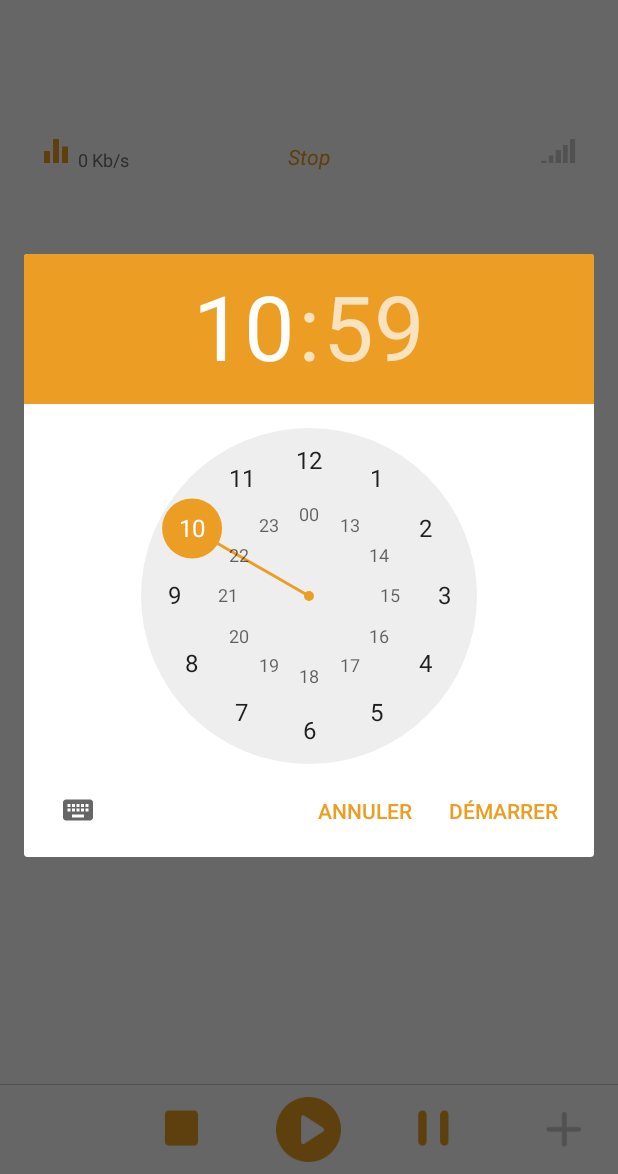
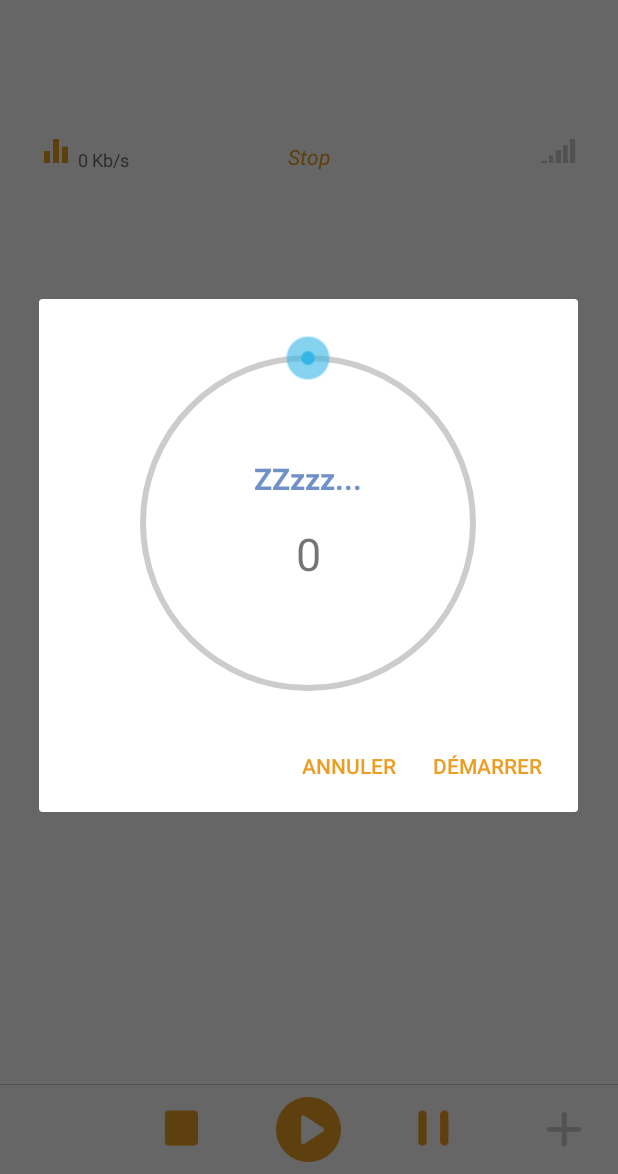
Before and after one commit to Im7an/Radio2, an Android app: the screen it shows after launch (MainActivity), after a tap on "Timer", on a phone screen of 412 x 824 dp, the part 62-1236 px from its top. Run offline under Robolectric (Android 15) with nearby library versions, the phone set to English and light mode, and no system bars.

Commit message:
sleep timer

```diff
--- /dev/null
+++ b/app/src/main/java/org/oucho/radio2/utils/SeekArc.java
@@ -0,0 +1,364 @@
+package org.oucho.radio2.utils;
+
+import android.content.Context;
+import android.content.res.Resources;
+import android.content.res.TypedArray;
+import android.graphics.Canvas;
+import android.graphics.Paint;
+import android.graphics.RectF;
+import android.graphics.drawable.Drawable;
+import android.support.v4.content.ContextCompat;
+import android.util.AttributeSet;
+import android.util.Log;
+import android.view.MotionEvent;
+import android.view.View;
+
+import org.oucho.radio2.R;
+
+
+public class SeekArc extends View {
+
+	private static final String TAG = SeekArc.class.getSimpleName();
+	private static final int INVALID_PROGRESS_VALUE = -1;
+
+    private Drawable mThumb;
+
+	private int mMax = 100;
+	private int mProgress = 0;
+	private int mProgressWidth = 4;
+	private int mArcWidth = 2;
+	private int mStartAngle = 0;
+	private int mSweepAngle = 360;
+	private int mRotation = 0;
+
+	private boolean mRoundedEdges = false;
+	private boolean mTouchInside = true;
+	private boolean mClockwise = true;
+	private boolean mEnabled = true;
+
+	private int mArcRadius = 0;
+	private float mProgressSweep = 0;
+	private final RectF mArcRect = new RectF();
+	private Paint mArcPaint;
+	private Paint mProgressPaint;
+	private int mTranslateX;
+	private int mTranslateY;
+	private int mThumbXPos;
+	private int mThumbYPos;
+    private float mTouchIgnoreRadius;
+	private OnSeekArcChangeListener mOnSeekArcChangeListener;
+
+	public interface OnSeekArcChangeListener {
+
+		void onProgressChanged(SeekArc seekArc, int progress, boolean fromUser);
+
+		void onStartTrackingTouch(SeekArc seekArc);
+
+		void onStopTrackingTouch(SeekArc seekArc);
+	}
+
+	public SeekArc(Context context) {
+		super(context);
+		init(context, null, 0);
+	}
+
+	public SeekArc(Context context, AttributeSet attrs) {
+		super(context, attrs);
+		init(context, attrs, R.attr.seekArcStyle);
+	}
+
+	public SeekArc(Context context, AttributeSet attrs, int defStyle) {
+		super(context, attrs, defStyle);
+		init(context, attrs, defStyle);
+	}
+
+	private void init(Context context, AttributeSet attrs, int defStyle) {
+
+		Log.d(TAG, "Initialising SeekArc");
+		final Resources res = getResources();
+		float density = context.getResources().getDisplayMetrics().density;
+
+		int arcColor = ContextCompat.getColor(context, R.color.appwidget_bg);
+		int progressColor = ContextCompat.getColor(context, R.color.colorAccent);
+		int thumbHalfheight = 0;
+		int thumbHalfWidth = 0;
+		mThumb = ContextCompat.getDrawable(context, R.drawable.seek_arc_control_selector);
+
+		mProgressWidth = (int) (mProgressWidth * density);
+
+
+		if (attrs != null) {
+
+			final TypedArray a = context.obtainStyledAttributes(attrs, R.styleable.SeekArc, defStyle, 0);
+
+			Drawable thumb = a.getDrawable(R.styleable.SeekArc_thumb);
+			if (thumb != null) {
+				mThumb = thumb;
+			}
+
+
+			thumbHalfheight = (int) mThumb.getIntrinsicHeight() / 2;
+			thumbHalfWidth = (int) mThumb.getIntrinsicWidth() / 2;
+			mThumb.setBounds(-thumbHalfWidth, -thumbHalfheight, thumbHalfWidth, thumbHalfheight);
+
+			mMax = a.getInteger(R.styleable.SeekArc_max, mMax);
+			mProgress = a.getInteger(R.styleable.SeekArc_progress, mProgress);
+			mProgressWidth = (int) a.getDimension(R.styleable.SeekArc_progressWidth, mProgressWidth);
+			mArcWidth = (int) a.getDimension(R.styleable.SeekArc_arcWidth, mArcWidth);
+			mStartAngle = a.getInt(R.styleable.SeekArc_startAngle, mStartAngle);
+			mSweepAngle = a.getInt(R.styleable.SeekArc_sweepAngle, mSweepAngle);
+			mRotation = a.getInt(R.styleable.SeekArc_rotation, mRotation);
+			mRoundedEdges = a.getBoolean(R.styleable.SeekArc_roundEdges, mRoundedEdges);
+			mTouchInside = a.getBoolean(R.styleable.SeekArc_touchInside, mTouchInside);
+			mClockwise = a.getBoolean(R.styleable.SeekArc_clockwise, mClockwise);
+			mEnabled = a.getBoolean(R.styleable.SeekArc_enabled, mEnabled);
+
+			arcColor = a.getColor(R.styleable.SeekArc_arcColor, arcColor);
+			progressColor = a.getColor(R.styleable.SeekArc_progressColor, progressColor);
+
+			a.recycle();
+		}
+
+		mProgress = (mProgress > mMax) ? mMax : mProgress;
+		mProgress = (mProgress < 0) ? 0 : mProgress;
+
+		mSweepAngle = (mSweepAngle > 360) ? 360 : mSweepAngle;
+		mSweepAngle = (mSweepAngle < 0) ? 0 : mSweepAngle;
+
+		mProgressSweep = (float) mProgress / mMax * mSweepAngle;
+
+		mStartAngle = (mStartAngle > 360) ? 0 : mStartAngle;
+		mStartAngle = (mStartAngle < 0) ? 0 : mStartAngle;
+
+		mArcPaint = new Paint();
+		mArcPaint.setColor(arcColor);
+		mArcPaint.setAntiAlias(true);
+		mArcPaint.setStyle(Paint.Style.STROKE);
+		mArcPaint.setStrokeWidth(mArcWidth);
+
+		mProgressPaint = new Paint();
+		mProgressPaint.setColor(progressColor);
+		mProgressPaint.setAntiAlias(true);
+		mProgressPaint.setStyle(Paint.Style.STROKE);
+		mProgressPaint.setStrokeWidth(mProgressWidth);
+
+		if (mRoundedEdges) {
+			mArcPaint.setStrokeCap(Paint.Cap.ROUND);
+			mProgressPaint.setStrokeCap(Paint.Cap.ROUND);
+		}
+	}
+
+	@Override
+	protected void onDraw(Canvas canvas) {
+		if(!mClockwise) {
+			canvas.scale(-1, 1, mArcRect.centerX(), mArcRect.centerY() );
+		}
+
+        int mAngleOffset = -90;
+        final int arcStart = mStartAngle + mAngleOffset + mRotation;
+		final int arcSweep = mSweepAngle;
+		canvas.drawArc(mArcRect, arcStart, arcSweep, false, mArcPaint);
+		canvas.drawArc(mArcRect, arcStart, mProgressSweep, false, mProgressPaint);
+
+		if(mEnabled) {
+
+			canvas.translate(mTranslateX - mThumbXPos, mTranslateY - mThumbYPos);
+			mThumb.draw(canvas);
+		}
+	}
+
+
+	@Override
+	protected void onMeasure(int widthMeasureSpec, int heightMeasureSpec) {
+
+		final int height = getDefaultSize(getSuggestedMinimumHeight(), heightMeasureSpec);
+		final int width = getDefaultSize(getSuggestedMinimumWidth(), widthMeasureSpec);
+		final int min = Math.min(width, height);
+		float top = 0;
+		float left = 0;
+		int arcDiameter = 0;
+
+		mTranslateX = (int) (width * 0.5f);
+		mTranslateY = (int) (height * 0.5f);
+
+		arcDiameter = min - getPaddingLeft();
+		mArcRadius = arcDiameter / 2;
+		top = height / 2 - (arcDiameter / 2);
+		left = width / 2 - (arcDiameter / 2);
+		mArcRect.set(left, top, left + arcDiameter, top + arcDiameter);
+
+		int arcStart = (int)mProgressSweep + mStartAngle  + mRotation + 90;
+		mThumbXPos = (int) (mArcRadius * Math.cos(Math.toRadians(arcStart)));
+		mThumbYPos = (int) (mArcRadius * Math.sin(Math.toRadians(arcStart)));
+
+		setTouchInSide(mTouchInside);
+		super.onMeasure(widthMeasureSpec, heightMeasureSpec);
+	}
+
+	@Override
+	public boolean onTouchEvent(MotionEvent event) {
+		if (mEnabled) {
+			this.getParent().requestDisallowInterceptTouchEvent(true);
+
+			switch (event.getAction()) {
+				case MotionEvent.ACTION_DOWN:
+					onStartTrackingTouch();
+					updateOnTouch(event);
+					break;
+
+				case MotionEvent.ACTION_MOVE:
+					updateOnTouch(event);
+					break;
+
+				case MotionEvent.ACTION_UP:
+					onStopTrackingTouch();
+					setPressed(false);
+					this.getParent().requestDisallowInterceptTouchEvent(false);
+					break;
+
+				case MotionEvent.ACTION_CANCEL:
+					onStopTrackingTouch();
+					setPressed(false);
+					this.getParent().requestDisallowInterceptTouchEvent(false);
+					break;
+
+				default:
+					break;
+			}
+			return true;
+		}
+		return false;
+	}
+
+	@Override
+	protected void drawableStateChanged() {
+		super.drawableStateChanged();
+		if (mThumb != null && mThumb.isStateful()) {
+			int[] state = getDrawableState();
+			mThumb.setState(state);
+		}
+		invalidate();
+	}
+
+	private void onStartTrackingTouch() {
+		if (mOnSeekArcChangeListener != null) {
+			mOnSeekArcChangeListener.onStartTrackingTouch(this);
+		}
+	}
+
+	private void onStopTrackingTouch() {
+		if (mOnSeekArcChangeListener != null) {
+			mOnSeekArcChangeListener.onStopTrackingTouch(this);
+		}
+	}
+
+	private void updateOnTouch(MotionEvent event) {
+		boolean ignoreTouch = ignoreTouch(event.getX(), event.getY());
+		if (ignoreTouch) {
+			return;
+		}
+		setPressed(true);
+        double mTouchAngle = getTouchDegrees(event.getX(), event.getY());
+		int progress = getProgressForAngle(mTouchAngle);
+		onProgressRefresh(progress, true);
+	}
+
+	private boolean ignoreTouch(float xPos, float yPos) {
+		boolean ignore = false;
+		float x = xPos - mTranslateX;
+		float y = yPos - mTranslateY;
+
+		float touchRadius = (float) Math.sqrt(((x * x) + (y * y)));
+		if (touchRadius < mTouchIgnoreRadius) {
+			ignore = true;
+		}
+		return ignore;
+	}
+
+	private double getTouchDegrees(float xPos, float yPos) {
+		float x = xPos - mTranslateX;
+		float y = yPos - mTranslateY;
+		//invert the x-coord if we are rotating anti-clockwise
+		x= (mClockwise) ? x:-x;
+		// convert to arc Angle
+		double angle = Math.toDegrees(Math.atan2(y, x) + (Math.PI / 2)
+				- Math.toRadians(mRotation));
+		if (angle < 0) {
+			angle = 360 + angle;
+		}
+		angle -= mStartAngle;
+		return angle;
+	}
+
+	private int getProgressForAngle(double angle) {
+		int touchProgress = (int) Math.round(valuePerDegree() * angle);
+
+		touchProgress = (touchProgress < 0) ? INVALID_PROGRESS_VALUE : touchProgress;
+		touchProgress = (touchProgress > mMax) ? INVALID_PROGRESS_VALUE : touchProgress;
+		return touchProgress;
+	}
+
+	private float valuePerDegree() {
+		return (float) mMax / mSweepAngle;
+	}
+
+	private void onProgressRefresh(int progress, boolean fromUser) {
+		updateProgress(progress, fromUser);
+	}
+
+	private void updateThumbPosition() {
+		int thumbAngle = (int) (mStartAngle + mProgressSweep + mRotation + 90);
+		mThumbXPos = (int) (mArcRadius * Math.cos(Math.toRadians(thumbAngle)));
+		mThumbYPos = (int) (mArcRadius * Math.sin(Math.toRadians(thumbAngle)));
+	}
+
+	private void updateProgress(int progress, boolean fromUser) {
+
+		if (progress == INVALID_PROGRESS_VALUE) {
+			return;
+		}
+
+		progress = (progress > mMax) ? mMax : progress;
+		progress = (progress < 0) ? 0 : progress;
+		mProgress = progress;
+
+		if (mOnSeekArcChangeListener != null) {
+			mOnSeekArcChangeListener.onProgressChanged(this, progress, fromUser);
+		}
+
+		mProgressSweep = (float) progress / mMax * mSweepAngle;
+
+		updateThumbPosition();
+
+		invalidate();
+	}
+
+	public void setOnSeekArcChangeListener(OnSeekArcChangeListener l) {
+		mOnSeekArcChangeListener = l;
+	}
+
+    public int getProgress() {
+		return mProgress;
+	}
+
+    private void setTouchInSide(boolean isEnabled) {
+		int thumbHalfheight = (int) mThumb.getIntrinsicHeight() / 2;
+		int thumbHalfWidth = (int) mThumb.getIntrinsicWidth() / 2;
+		mTouchInside = isEnabled;
+		if (mTouchInside) {
+			mTouchIgnoreRadius = (float) mArcRadius / 4;
+		} else {
+
+			mTouchIgnoreRadius = mArcRadius - Math.min(thumbHalfWidth, thumbHalfheight);
+		}
+	}
+
+    public boolean isEnabled() {
+		return mEnabled;
+	}
+
+	public void setEnabled(boolean enabled) {
+		this.mEnabled = enabled;
+	}
+
+}
--- /dev/null
+++ b/app/src/main/res/drawable/seek_arc_control_selector.xml
@@ -0,0 +1,31 @@
+<!--
+  The MIT License (MIT)
+
+  Copyright (c) 2013 Triggertrap Ltd
+  Author Neil Davies
+
+  Permission is hereby granted, free of charge, to any person obtaining a copy of
+  this software and associated documentation files (the "Software"), to deal in
+  the Software without restriction, including without limitation the rights to
+  use, copy, modify, merge, publish, distribute, sublicense, and/or sell copies of
+  the Software, and to permit persons to whom the Software is furnished to do so,
+  subject to the following conditions:
+
+  The above copyright notice and this permission notice shall be included in all
+  copies or substantial portions of the Software.
+
+  THE SOFTWARE IS PROVIDED "AS IS", WITHOUT WARRANTY OF ANY KIND, EXPRESS OR
+  IMPLIED, INCLUDING BUT NOT LIMITED TO THE WARRANTIES OF MERCHANTABILITY, FITNESS
+  FOR A PARTICULAR PURPOSE AND NONINFRINGEMENT. IN NO EVENT SHALL THE AUTHORS OR
+  COPYRIGHT HOLDERS BE LIABLE FOR ANY CLAIM, DAMAGES OR OTHER LIABILITY, WHETHER
+  IN AN ACTION OF CONTRACT, TORT OR OTHERWISE, ARISING FROM, OUT OF OR IN
+  CONNECTION WITH THE SOFTWARE OR THE USE OR OTHER DEALINGS IN THE SOFTWARE.
+-->
+<selector xmlns:android="http://schemas.android.com/apk/res/android">
+
+    <item android:drawable="@drawable/scrubber_control_disabled_holo" android:state_enabled="false"/>
+    <item android:drawable="@drawable/scrubber_control_pressed_holo" android:state_pressed="true"/>
+    <item android:drawable="@drawable/scrubber_control_focused_holo" android:state_selected="true"/>
+    <item android:drawable="@drawable/scrubber_control_normal_holo"/>
+
+</selector>
--- a/app/src/main/res/layout/content_main.xml
+++ b/app/src/main/res/layout/content_main.xml
@@ -62,26 +62,16 @@
         android:layout_centerHorizontal="true"
         tools:ignore="HardcodedText" />
 
-    <ImageView
-        android:id="@+id/icon_time"
-        android:layout_width="12dp"
-        android:layout_height="12dp"
-        android:src="@drawable/ic_sleep_timer"
-        android:tint="@color/secondary_text"
-        android:layout_marginTop="84dp"
-        android:layout_marginRight="119dp"
-        android:layout_alignParentRight="true"
-        android:visibility="invisible"/>
-
     <TextView
         android:id="@+id/time_ecran"
         android:layout_height="wrap_content"
         android:layout_width="wrap_content"
         android:textSize="12sp"
-        android:textColor="@color/secondary_text"
+        android:textColor="@color/zzz"
+        android:text="00:00"
         android:layout_marginTop="83dp"
         android:layout_alignParentRight="true"
-        android:layout_marginRight="78dp"
+        android:layout_marginRight="80dp"
         android:visibility="invisible"/>
 
     <ImageView
--- a/app/src/main/res/layout/date_picker_dialog.xml
+++ b/app/src/main/res/layout/date_picker_dialog.xml
@@ -1,12 +1,48 @@
 <?xml version="1.0" encoding="utf-8"?>
-<LinearLayout xmlns:android="http://schemas.android.com/apk/res/android"
-    android:orientation="vertical"
-    android:layout_width="match_parent"
-    android:layout_height="match_parent">
+    <FrameLayout xmlns:android="http://schemas.android.com/apk/res/android"
+        xmlns:seekarc="http://schemas.android.com/apk/res-auto"
+        android:orientation="vertical"
+        android:id="@+id/seekArcContainer"
+        android:layout_width="match_parent"
+        android:layout_height="match_parent"
+        android:layout_weight="1" >
 
-    <TimePicker
-        android:id="@+id/time_picker"
-        android:layout_width="fill_parent"
-        android:layout_height="wrap_content"/>
+        <org.oucho.radio2.utils.SeekArc
+            android:id="@+id/seekArc"
+            android:layout_width="250dp"
+            android:layout_height="250dp"
+            android:layout_marginTop="20dp"
+            android:layout_marginBottom="10dp"
+            android:layout_gravity="center"
+            android:padding="30dp"
+            seekarc:arcColor="@color/appwidget_bg"
+            seekarc:clockwise="true"
+            seekarc:max="60"
+            seekarc:progressColor="@color/timer"
+            seekarc:rotation="0"
+            seekarc:sweepAngle="360"
+            seekarc:thumb="@drawable/seek_arc_control_selector"
+            seekarc:touchInside="true"
+            seekarc:arcWidth="4dp"
+            seekarc:progressWidth="8dp"/>
 
-</LinearLayout>
+    <TextView
+        android:id="@+id/zzz"
+        android:layout_width="wrap_content"
+        android:layout_height="wrap_content"
+        android:layout_marginTop="-20dp"
+        android:layout_gravity="center"
+        android:text="ZZzzz..."
+        android:textColor="@color/zzz"
+        android:textSize="20sp"
+        android:textStyle="bold"/>
+
+        <TextView
+            android:id="@+id/seekArcProgress"
+            android:layout_width="wrap_content"
+            android:layout_height="wrap_content"
+            android:layout_marginTop="30dp"
+            android:layout_gravity="center"
+            android:text="0"
+            android:textSize="30sp" />
+    </FrameLayout>
--- a/app/src/main/res/values/colors.xml
+++ b/app/src/main/res/values/colors.xml
@@ -16,8 +16,11 @@
 
     <color name="transparent">#00000000</color>
 
-
     <color name="white">#ffffff</color>
     <color name="white_10">#89ffffff</color>
 
+    <color name="timer">#003674</color>
+    <color name="zzz">#980d47a1</color>
+
+
 </resources>
--- a/app/src/main/res/values/strings.xml
+++ b/app/src/main/res/values/strings.xml
@@ -55,7 +55,7 @@
 
 
     <!-- Timer -->
-    <string name="timer_info" formatted="false" tools:ignore="StringFormatInvalid">%02d:%02d:%02d</string>
+    <string name="timer_info" formatted="false" tools:ignore="StringFormatInvalid">%02d:%02d</string>
     <string name="start">démarrer</string>
     <string name="cancel">annuler</string>
     <string name="continuer">continuer</string>
```
Also changed, not shown: app/src/main/java/org/oucho/radio2/MainActivity.java (+68 -41 lines), app/src/main/res/values/attrs.xml (added, +48 -0 lines), app/src/main/res/drawable-xhdpi/scrubber_control_disabled_holo.png (added), app/src/main/res/drawable-xhdpi/scrubber_control_focused_holo.png (added), app/src/main/res/drawable-xhdpi/scrubber_control_normal_holo.png (added), app/src/main/res/drawable-xhdpi/scrubber_control_pressed_holo.png (added).
